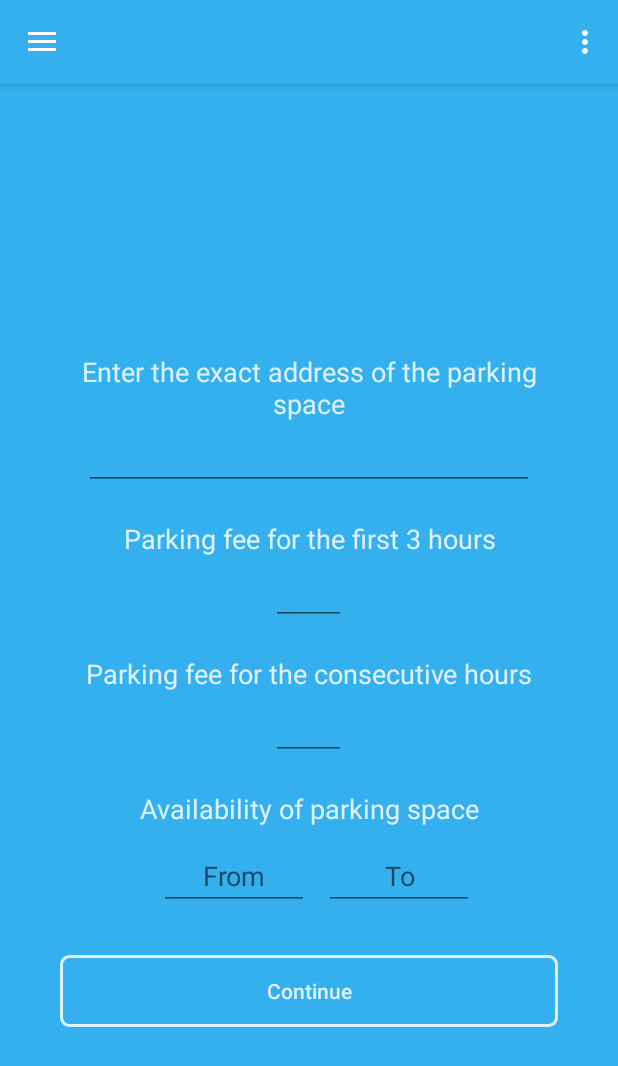
After one commit to patpscl/caps2, an Android app: the fragment AddParkingFragment placed in its activity, on a phone screen of 412 x 824 dp. The commit adds this screen. Shown: the top 1066 px of the screen. Run offline under Robolectric (Android 15) with nearby library versions, the phone set to English and light mode, and no system bars; our stand-ins replace Firebase (no records; nobody signed in at launch, a user with empty details on screens opened directly); libraries missing offline, so code that uses them is left out: com.afollestad.materialdialogs, com.firebase.geofire, com.github.javiersantos.materialstyleddialogs; 2 statements that could not run were skipped.

Commit message:
added fragments for adding private parking details
tried to fix ctime uploading of user

```diff
--- a/app/build.gradle
+++ b/app/build.gradle
@@ -1,6 +1,7 @@
 apply plugin: 'com.android.application'
 
 android {
+    useLibrary  'org.apache.http.legacy'
     compileSdkVersion 28
     buildToolsVersion "28.0.2"
     defaultConfig {
@@ -28,7 +29,6 @@ dependencies {
     implementation fileTree(include: ['*.jar'], dir: 'libs')
     implementation 'com.google.android.gms:play-services-maps:15.0.1'
     implementation 'com.google.android.gms:play-services-location:15.0.1'
-
     implementation 'com.android.support.constraint:constraint-layout:1.1.3'
     androidTestImplementation('com.android.support.test.espresso:espresso-core:2.2.2', {
         exclude group: 'com.android.support', module: 'support-annotations'
--- a/app/src/main/AndroidManifest.xml
+++ b/app/src/main/AndroidManifest.xml
@@ -47,10 +47,7 @@
             android:name=".DrawerActivity"
             android:label="@string/title_activity_drawer"
             android:theme="@style/AppTheme" />
-        <activity
-            android:name=".HostDrawerActivity"
-            android:label="ParkPal"
-            android:theme="@style/AppTheme" />
+
 
         <service
             android:name=".classes.DetectedActivitiesIntentService"
--- /dev/null
+++ b/app/src/main/java/com/parkpal/AddParkingFragment.java
@@ -0,0 +1,143 @@
+package com.parkpal;
+
+import android.app.Activity;
+import android.app.TimePickerDialog;
+import android.content.Context;
+import android.os.Bundle;
+import android.support.annotation.NonNull;
+import android.support.annotation.Nullable;
+import android.support.v4.app.Fragment;
+import android.support.v4.app.FragmentManager;
+import android.support.v4.app.FragmentTransaction;
+import android.view.LayoutInflater;
+import android.view.View;
+import android.view.ViewGroup;
+import android.view.inputmethod.InputMethodManager;
+import android.widget.Button;
+import android.widget.EditText;
+import android.widget.TimePicker;
+import android.widget.Toast;
+
+import java.util.Calendar;
+
+
+public class AddParkingFragment extends Fragment {
+    private EditText field_address;
+    private EditText field_timeTo;
+    private EditText field_timeFrom;
+    private EditText field_initialAmt;
+    private EditText field_consecAmt;
+    Calendar calendar;
+    int currentHour;
+    int currentMinute;
+    private Button btn_address;
+    FragmentManager manager;
+    Fragment fragment;
+    @Nullable
+    @Override
+    public View onCreateView(@NonNull LayoutInflater inflater, @Nullable ViewGroup container, @Nullable Bundle savedInstanceState) {
+
+        return inflater.inflate(R.layout.fragment_addparking, null);
+
+    }
+    @Override
+    public void onViewCreated(@NonNull View myView, @Nullable Bundle savedInstanceState) {
+        super.onViewCreated(myView, savedInstanceState);
+
+        field_initialAmt = (EditText) myView.findViewById(R.id.field_initialAmt);
+        field_consecAmt = (EditText) myView.findViewById(R.id.field_consectAmt);
+        field_timeTo = (EditText) myView.findViewById(R.id.field_timeTo);
+        field_timeFrom = (EditText) myView.findViewById(R.id.field_timeFrom);
+        btn_address = (Button) myView.findViewById(R.id.button_submit_address);
+        field_address = (EditText) myView.findViewById(R.id.field_address);
+        btn_address.setOnClickListener(new View.OnClickListener() {
+            @Override
+            public void onClick(View view) {
+                if(field_address.getText().toString()!=null && field_timeTo.getText().toString()!=null&&
+                field_timeTo.getText().toString()!=null && field_initialAmt.getText().toString()!=null &&
+                        field_consecAmt.getText().toString() !=null){
+                    AddParkingLocationFragment nextFrag= new AddParkingLocationFragment();
+                    Bundle bundle = new Bundle();
+                    bundle.putString("address", field_address.getText().toString());
+                    bundle.putString("timeTo", field_timeTo.getText().toString());
+                    bundle.putString("timeFrom", field_timeTo.getText().toString());
+                    bundle.putString("initialAmt", field_initialAmt.getText().toString());
+                    bundle.putString("consecAmt", field_consecAmt.getText().toString());
+                    nextFrag.setArguments(bundle);
+                    hideKeyboard(getActivity());
+                    getActivity().getSupportFragmentManager().beginTransaction()
+                            .replace(R.id.mainContent, nextFrag).addToBackStack(null)
+                            .commit();
+
+                }
+                else{
+                    Toast.makeText(getActivity(), "Fill all the required fields", Toast.LENGTH_LONG).show();
+
+                }
+
+            }
+        });
+
+        field_timeTo.setOnClickListener(new View.OnClickListener() {
+            @Override
+            public void onClick(View view) {
+                calendar = Calendar.getInstance();
+                currentHour = calendar.get(Calendar.HOUR_OF_DAY);
+                currentMinute = calendar.get(Calendar.MINUTE);
+                TimePickerDialog timePickerDialog = new TimePickerDialog(getActivity(), new TimePickerDialog.OnTimeSetListener() {
+                    @Override
+                    public void onTimeSet(TimePicker timePicker, int hourOfDay, int minutes) {
+
+                        String amPm;
+                        if (hourOfDay >= 12) {
+                            amPm = "PM";
+                        } else {
+                            amPm = "AM";
+                        }
+
+                        field_timeTo.setText(String.format("%02d:%02d", hourOfDay, minutes) + amPm);
+                    }
+                }, currentHour, currentMinute, false);
+                timePickerDialog.show();
+            }
+        });
+        field_timeFrom.setOnClickListener(new View.OnClickListener() {
+            @Override
+            public void onClick(View view) {
+                calendar = Calendar.getInstance();
+                currentHour = calendar.get(Calendar.HOUR_OF_DAY);
+                currentMinute = calendar.get(Calendar.MINUTE);
+                TimePickerDialog timePickerDialog = new TimePickerDialog(getActivity(), new TimePickerDialog.OnTimeSetListener() {
+                    @Override
+                    public void onTimeSet(TimePicker timePicker, int hourOfDay, int minutes) {
+
+                        String amPm;
+                        if (hourOfDay >= 12) {
+                            amPm = "PM";
+                        } else {
+                            amPm = "AM";
+                        }
+
+                        field_timeTo.setText(String.format("%02d:%02d", hourOfDay, minutes) + amPm);
+                    }
+                }, currentHour, currentMinute, false);
+                timePickerDialog.show();
+            }
+        });
+
+
+
+    }
+
+    public static void hideKeyboard(Context ctx) {
+        InputMethodManager inputManager = (InputMethodManager) ctx
+                .getSystemService(Context.INPUT_METHOD_SERVICE);
+
+        // check if no view has focus:
+        View v = ((Activity) ctx).getCurrentFocus();
+        if (v == null)
+            return;
+
+        inputManager.hideSoftInputFromWindow(v.getWindowToken(), 0);
+    }
+}
--- a/app/src/main/res/layout/activity_get_name.xml
+++ b/app/src/main/res/layout/activity_get_name.xml
@@ -39,17 +39,18 @@ android:orientation="vertical"
             android:layout_gravity="center"
             android:hint="Juan Dela Cruz"
             android:textAlignment="center"
-            android:textColorHint="@color/colorAccent"
             android:textColor="@color/colorAccent"
             android:inputType="textPersonName"
             />
 
         <Button
+            android:layout_marginTop="20dp"
             android:id="@+id/button_submit_name"
             android:layout_width="match_parent"
             android:layout_height="wrap_content"
             android:layout_gravity="center"
-            android:layout_margin="7dp"
+            android:layout_marginRight="40dp"
+            android:layout_marginLeft="40dp"
             android:background="@drawable/rounded_button_transparent"
             android:text="Continue"
             android:textAllCaps="false"
--- a/app/src/main/res/layout/activity_sign_in.xml
+++ b/app/src/main/res/layout/activity_sign_in.xml
@@ -55,18 +55,19 @@
                 android:id="@+id/continueLabel"
                 android:layout_width="match_parent"
                 android:layout_height="wrap_content"
-                android:padding="15dp"
                 android:text="Continue with"
                 android:textAlignment="center"
                 android:textAppearance="@style/Base.TextAppearance.AppCompat.Medium"
                 android:textColor="@color/colorAccent" />
 
             <Button
+                android:layout_marginTop="20dp"
                 android:id="@+id/buttonLogin"
                 android:layout_width="match_parent"
                 android:layout_height="wrap_content"
                 android:layout_gravity="center"
-                android:layout_margin="7dp"
+                android:layout_marginRight="40dp"
+                android:layout_marginLeft="40dp"
                 android:background="@drawable/rounded_button_transparent"
                 android:text="Use your phone number"
                 android:textAllCaps="false"
--- /dev/null
+++ b/app/src/main/res/layout/fragment_addparking.xml
@@ -0,0 +1,119 @@
+<?xml version="1.0" encoding="utf-8"?>
+<LinearLayout xmlns:android="http://schemas.android.com/apk/res/android"
+    android:layout_width="match_parent"
+    android:layout_height="match_parent"
+    android:layout_centerVertical="true"
+    android:gravity="center_vertical"
+    android:orientation="vertical"
+    android:background="@color/colorPrimary">
+
+    <TextView
+        android:layout_width="match_parent"
+        android:layout_height="wrap_content"
+        android:layout_marginRight="30dp"
+        android:layout_marginLeft="30dp"
+        android:paddingTop="40dp"
+        android:text="Enter the exact address of the parking space"
+        android:textAlignment="center"
+        android:textAppearance="@style/Base.TextAppearance.AppCompat.Medium"
+        android:textColor="@color/colorAccent" />
+
+    <EditText
+        android:id="@+id/field_address"
+        android:layout_width="300sp"
+        android:layout_height="wrap_content"
+        android:layout_gravity="center"
+        android:hint=""
+        android:inputType="textPersonName"
+        android:paddingTop="10dp"
+        android:textAlignment="center"
+        android:textColorHint="@color/colorAccent"
+        android:textColor="@color/colorAccent" />
+    <TextView
+        android:layout_marginTop="20dp"
+        android:layout_width="match_parent"
+        android:layout_height="wrap_content"
+        android:text="Parking fee for the first 3 hours"
+        android:textAlignment="center"
+        android:textAppearance="@style/Base.TextAppearance.AppCompat.Medium"
+        android:textColor="@color/colorAccent" />
+
+    <EditText
+        android:id="@+id/field_initialAmt"
+        android:layout_width="50sp"
+        android:layout_height="wrap_content"
+        android:layout_gravity="center"
+        android:hint=""
+        android:inputType="number"
+        android:textAlignment="center"
+        android:textColorHint="@color/colorAccent"
+        android:textColor="@color/colorAccent" />
+    <TextView
+        android:layout_marginTop="20dp"
+        android:layout_width="match_parent"
+        android:layout_height="wrap_content"
+        android:text="Parking fee for the consecutive hours"
+        android:textAlignment="center"
+        android:textAppearance="@style/Base.TextAppearance.AppCompat.Medium"
+        android:textColor="@color/colorAccent" />
+
+    <EditText
+        android:id="@+id/field_consectAmt"
+        android:layout_width="50sp"
+        android:layout_height="wrap_content"
+        android:layout_gravity="center"
+        android:hint=""
+        android:inputType="number"
+        android:textAlignment="center"
+        android:textColorHint="@color/colorAccent"
+        android:textColor="@color/colorAccent" />
+    <TextView
+        android:layout_marginTop="20dp"
+        android:layout_width="match_parent"
+        android:layout_height="wrap_content"
+        android:text="Availability of parking space"
+        android:textAlignment="center"
+        android:textAppearance="@style/Base.TextAppearance.AppCompat.Medium"
+        android:textColor="@color/colorAccent" />
+
+    <LinearLayout
+        android:layout_width="wrap_content"
+        android:layout_height="wrap_content"
+        android:orientation="horizontal"
+        android:layout_gravity="center_horizontal">
+        <EditText
+            android:id="@+id/field_timeFrom"
+            android:layout_width="100sp"
+            android:layout_height="wrap_content"
+            android:layout_gravity="center"
+            android:hint="From"
+            android:paddingTop="10dp"
+            android:textAlignment="center"
+            android:layout_margin="10dp"
+            android:textColor="@color/colorAccent" />
+
+        <EditText
+            android:id="@+id/field_timeTo"
+            android:layout_width="100sp"
+            android:layout_height="wrap_content"
+            android:layout_gravity="center"
+            android:hint="To"
+            android:paddingTop="10dp"
+            android:textAlignment="center"
+            android:textColor="@color/colorAccent" />
+    </LinearLayout>
+
+    <Button
+        android:layout_marginTop="20dp"
+        android:id="@+id/button_submit_address"
+        android:background="@drawable/rounded_button_transparent"
+        android:layout_width="match_parent"
+        android:layout_height="wrap_content"
+        android:layout_gravity="center"
+        android:layout_marginRight="40dp"
+        android:layout_marginLeft="40dp"
+        android:text="Continue"
+        android:textAllCaps="false"
+        android:textColor="@color/colorAccent" />
+
+</LinearLayout>
--- a/app/src/main/res/values/styles.xml
+++ b/app/src/main/res/values/styles.xml
@@ -1,7 +1,7 @@
 <resources>
 
     <!-- Base application theme. -->
-    <style name="AppTheme" parent="Theme.MaterialComponents.Light.NoActionBar">
+    <style name="AppTheme" parent="Theme.AppCompat.Light.NoActionBar">
         <!-- Customize your theme here. -->
         <item name="colorPrimary">@color/colorPrimary</item>
         <item name="colorPrimaryDark">@color/colorPrimaryDark</item>
```
Also changed, not shown: app/src/main/java/com/parkpal/AddParkingLocationFragment.java (added, +230 -0 lines), app/src/main/java/com/parkpal/ManageFragment.java (+16 -6 lines), app/src/main/java/com/parkpal/MapFragment.java (+4 -7 lines), app/src/main/res/layout/activity_phone_auth.xml (+9 -5 lines), app/src/main/res/layout/fragment_addparkinglocation.xml (added, +34 -0 lines), app/src/main/res/layout/fragment_hostmange.xml (+28 -9 lines), app/src/main/res/drawable/fab.png (added).
